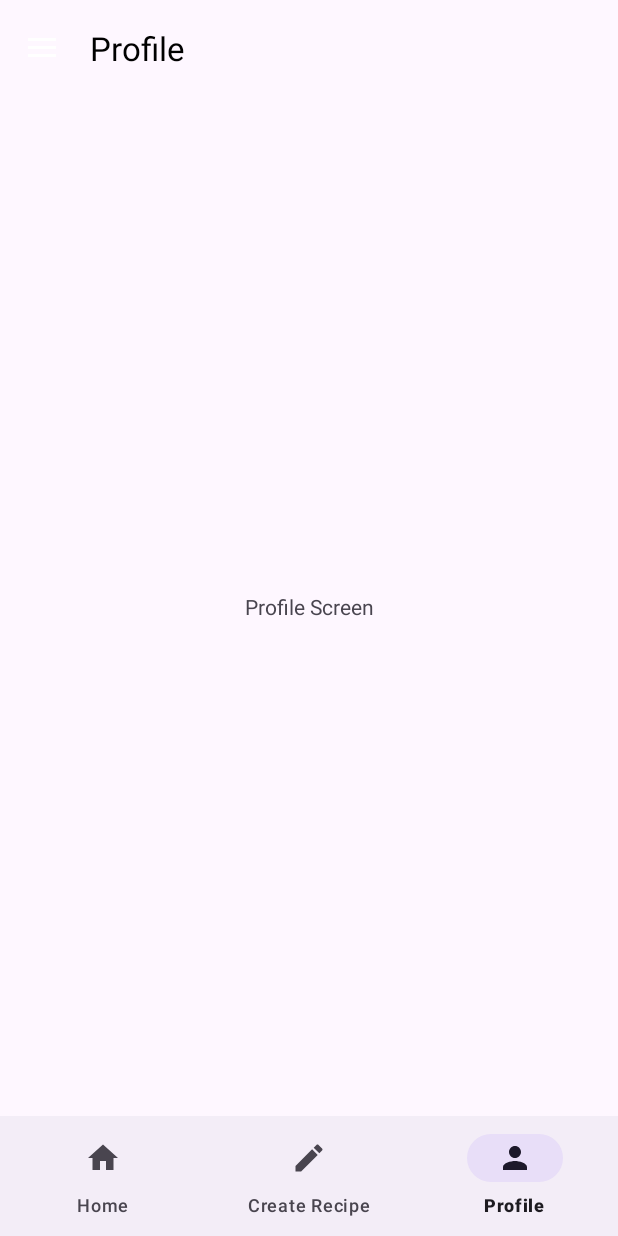
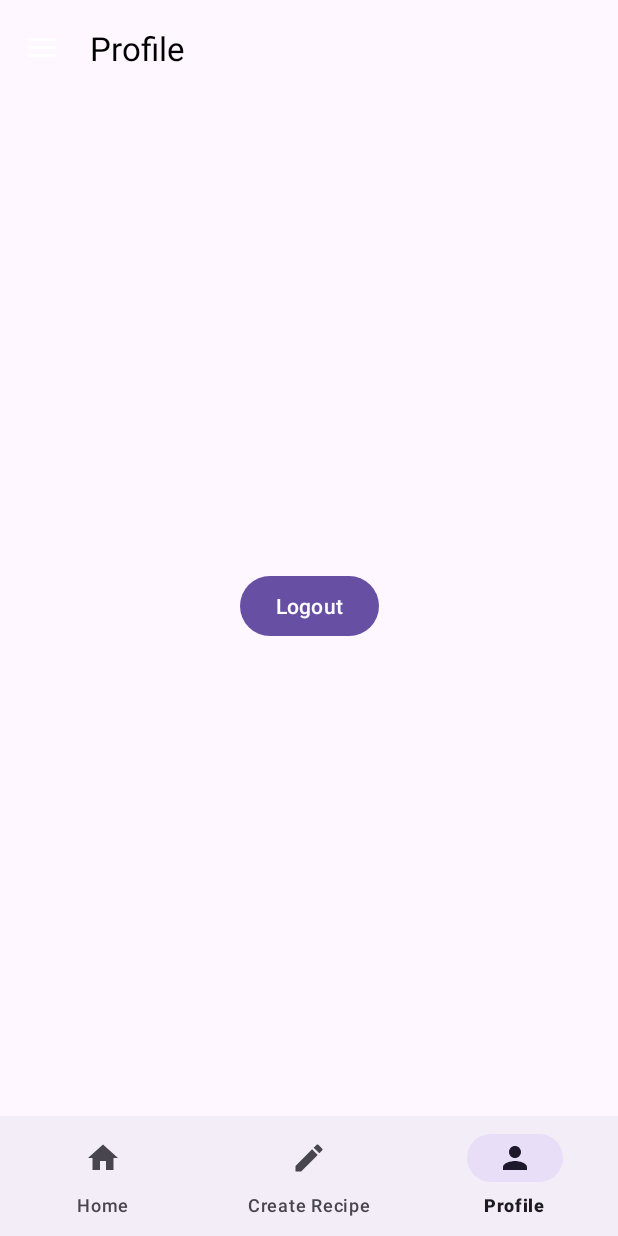
Before and after one commit to achmf/flavorize, an Android app: the ProfileFragment screen opened through its navigation route, on a phone screen of 412 x 824 dp. Run offline under Robolectric (Android 15) with nearby library versions, the phone set to English and light mode, and no system bars; our stand-ins replace Firebase (no records; nobody signed in at launch, a user with empty details on screens opened directly), navigation-ui.

Commit message:
add: logout feature and login account options

```diff
--- a/app/src/main/java/com/example/flavorize/ui/fragments/profile/ProfileFragment.kt
+++ b/app/src/main/java/com/example/flavorize/ui/fragments/profile/ProfileFragment.kt
@@ -1,11 +1,14 @@
 package com.example.flavorize.ui.fragments.profile
 
+import android.content.Intent
 import android.os.Bundle
 import android.view.LayoutInflater
 import android.view.View
 import android.view.ViewGroup
 import androidx.fragment.app.Fragment
 import com.example.flavorize.databinding.FragmentProfileBinding
+import com.example.flavorize.ui.auth.LoginActivity
+import com.google.firebase.auth.FirebaseAuth
 
 class ProfileFragment : Fragment() {
     private var _binding: FragmentProfileBinding? = null
@@ -19,6 +22,17 @@ class ProfileFragment : Fragment() {
         return binding.root
     }
 
+    override fun onViewCreated(view: View, savedInstanceState: Bundle?) {
+        super.onViewCreated(view, savedInstanceState)
+
+        binding.logoutButton.setOnClickListener {
+            FirebaseAuth.getInstance().signOut()
+            val intent = Intent(activity, LoginActivity::class.java)
+            intent.flags = Intent.FLAG_ACTIVITY_NEW_TASK or Intent.FLAG_ACTIVITY_CLEAR_TASK
+            startActivity(intent)
+        }
+    }
+
     override fun onDestroyView() {
         super.onDestroyView()
         _binding = null
--- a/app/src/main/res/layout/fragment_profile.xml
+++ b/app/src/main/res/layout/fragment_profile.xml
@@ -6,10 +6,11 @@
     android:layout_height="match_parent"
     tools:context=".ui.fragments.profile.ProfileFragment">
 
-    <TextView
+    <Button
+        android:id="@+id/logoutButton"
         android:layout_width="wrap_content"
         android:layout_height="wrap_content"
-        android:text="@string/profile_screen"
+        android:text="Logout"
         app:layout_constraintBottom_toBottomOf="parent"
         app:layout_constraintEnd_toEndOf="parent"
         app:layout_constraintStart_toStartOf="parent"
```
Also changed, not shown: app/src/main/java/com/example/flavorize/ui/auth/LoginActivity.kt (+5 -2 lines).
